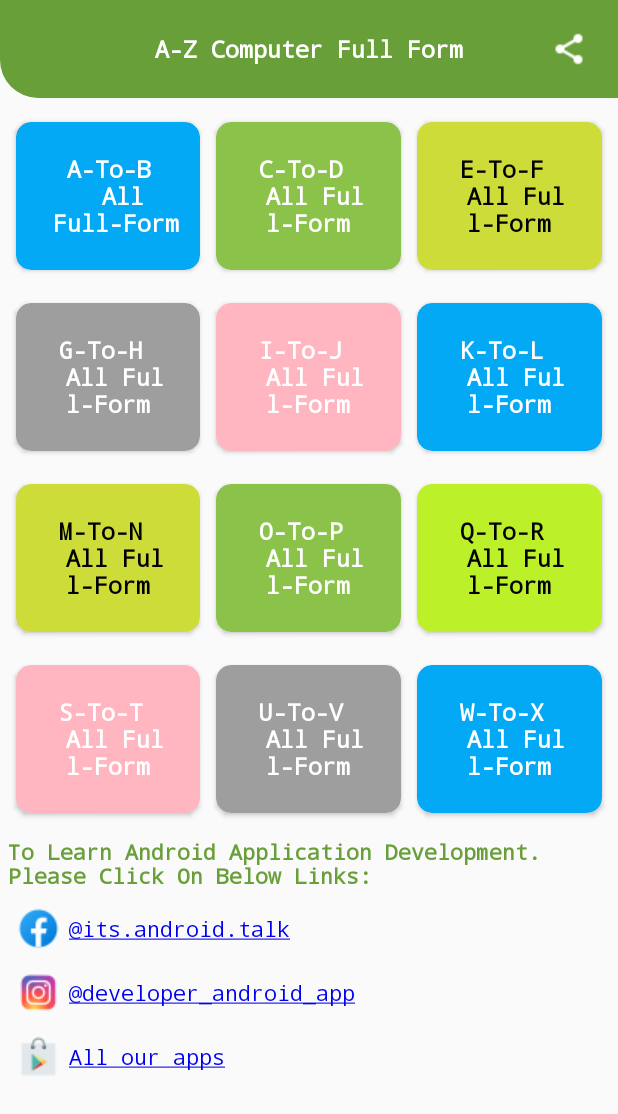
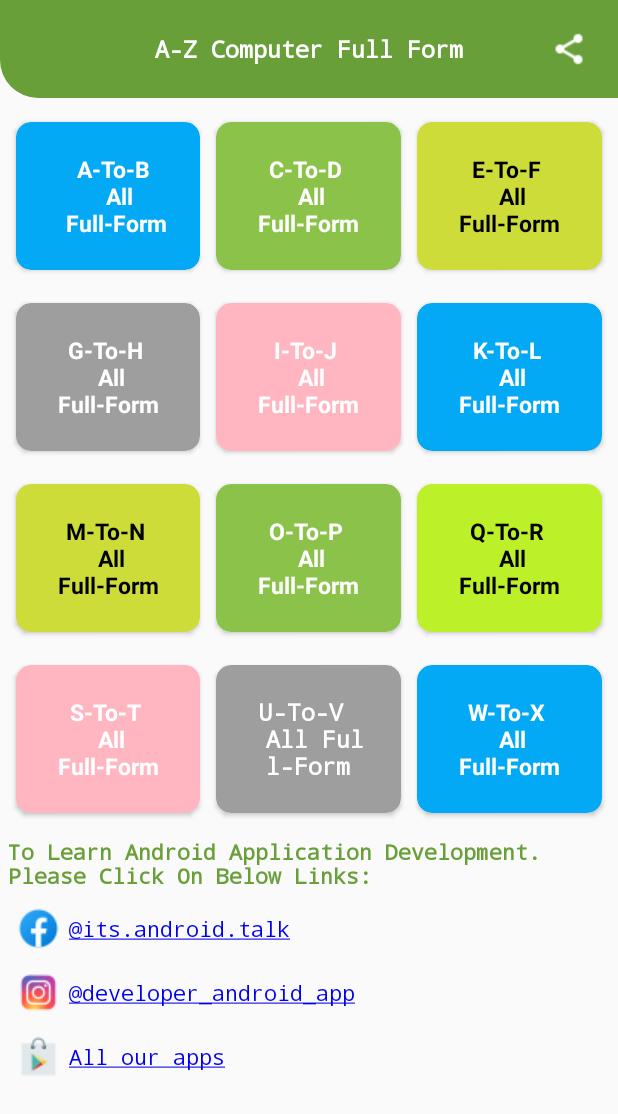
Before and after one commit to Manu-yadav/ATZComputerFullForm, an Android app: the screen it shows after launch (MainActivity), on a phone screen of 412 x 824 dp. Shown: the top 1114 px of the screen. Run offline under Robolectric (Android 15) with nearby library versions, the phone set to English and light mode, and no system bars.

Commit message:
remove font family from home.

```diff
--- a/app/src/main/res/layout/activity_main.xml
+++ b/app/src/main/res/layout/activity_main.xml
@@ -86,7 +86,6 @@
                             android:layout_width="wrap_content"
                             android:layout_height="wrap_content"
                             android:layout_gravity="center"
-                            android:fontFamily="monospace"
                             android:gravity="center"
                             android:padding="5dp"
                             android:text="A-To-B \n All Full-Form"
@@ -120,7 +119,6 @@
                             android:layout_width="wrap_content"
                             android:layout_height="wrap_content"
                             android:layout_gravity="center"
-                            android:fontFamily="monospace"
                             android:gravity="center"
                             android:padding="5dp"
                             android:text="C-To-D \n All Full-Form"
@@ -154,7 +152,6 @@
                             android:layout_width="wrap_content"
                             android:layout_height="wrap_content"
                             android:layout_gravity="center"
-                            android:fontFamily="monospace"
                             android:gravity="center"
                             android:padding="5dp"
                             android:text="E-To-F \n All Full-Form"
@@ -199,7 +196,6 @@
                             android:layout_width="wrap_content"
                             android:layout_height="wrap_content"
                             android:layout_gravity="center"
-                            android:fontFamily="monospace"
                             android:gravity="center"
                             android:padding="5dp"
                             android:text="G-To-H \n All Full-Form"
@@ -233,7 +229,6 @@
                             android:layout_width="wrap_content"
                             android:layout_height="wrap_content"
                             android:layout_gravity="center"
-                            android:fontFamily="monospace"
                             android:gravity="center"
                             android:padding="5dp"
                             android:text="I-To-J \n All Full-Form"
@@ -267,7 +262,6 @@
                             android:layout_width="wrap_content"
                             android:layout_height="wrap_content"
                             android:layout_gravity="center"
-                            android:fontFamily="monospace"
                             android:gravity="center"
                             android:padding="5dp"
                             android:text="K-To-L \n All Full-Form"
@@ -312,7 +306,6 @@
                             android:layout_width="wrap_content"
                             android:layout_height="wrap_content"
                             android:layout_gravity="center"
-                            android:fontFamily="monospace"
                             android:gravity="center"
                             android:padding="5dp"
                             android:text="M-To-N \n All Full-Form"
@@ -346,7 +339,6 @@
                             android:layout_width="wrap_content"
                             android:layout_height="wrap_content"
                             android:layout_gravity="center"
-                            android:fontFamily="monospace"
                             android:gravity="center"
                             android:padding="5dp"
                             android:text="O-To-P \n All Full-Form"
@@ -380,7 +372,6 @@
                             android:layout_width="wrap_content"
                             android:layout_height="wrap_content"
                             android:layout_gravity="center"
-                            android:fontFamily="monospace"
                             android:gravity="center"
                             android:padding="5dp"
                             android:text="Q-To-R \n All Full-Form"
@@ -426,7 +417,6 @@
                             android:layout_width="wrap_content"
                             android:layout_height="wrap_content"
                             android:layout_gravity="center"
-                            android:fontFamily="monospace"
                             android:gravity="center"
                             android:padding="5dp"
                             android:text="S-To-T \n All Full-Form"
@@ -494,7 +484,6 @@
                             android:layout_width="wrap_content"
                             android:layout_height="wrap_content"
                             android:layout_gravity="center"
-                            android:fontFamily="monospace"
                             android:gravity="center"
                             android:padding="5dp"
                             android:text="W-To-X \n All Full-Form"
```
